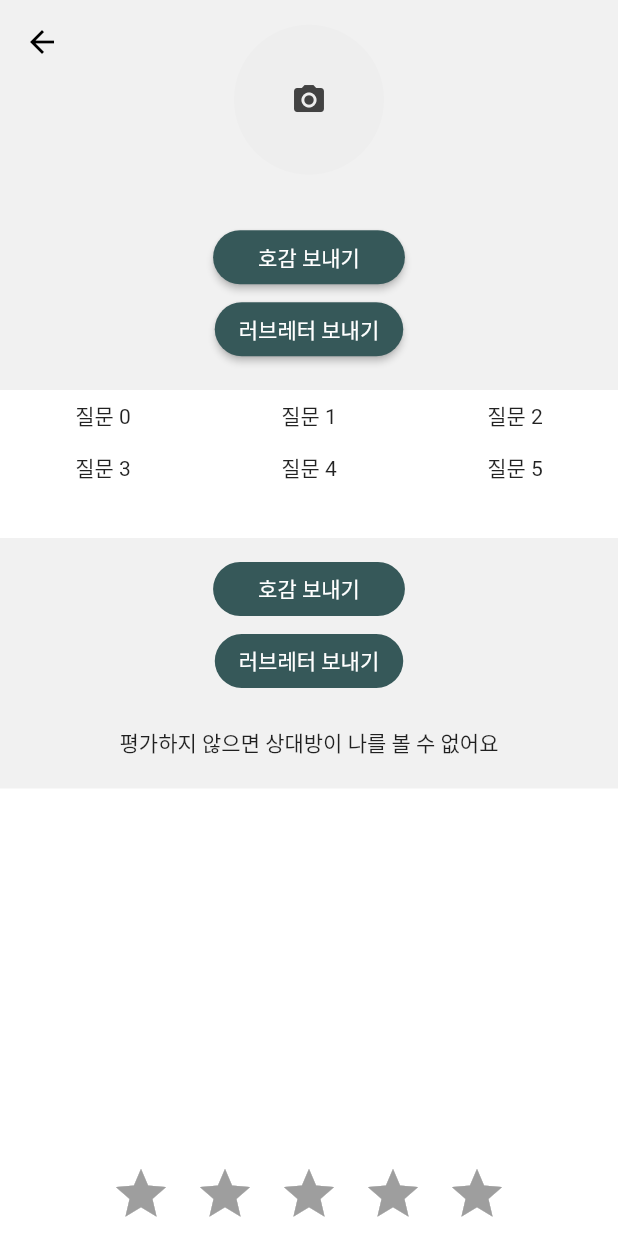
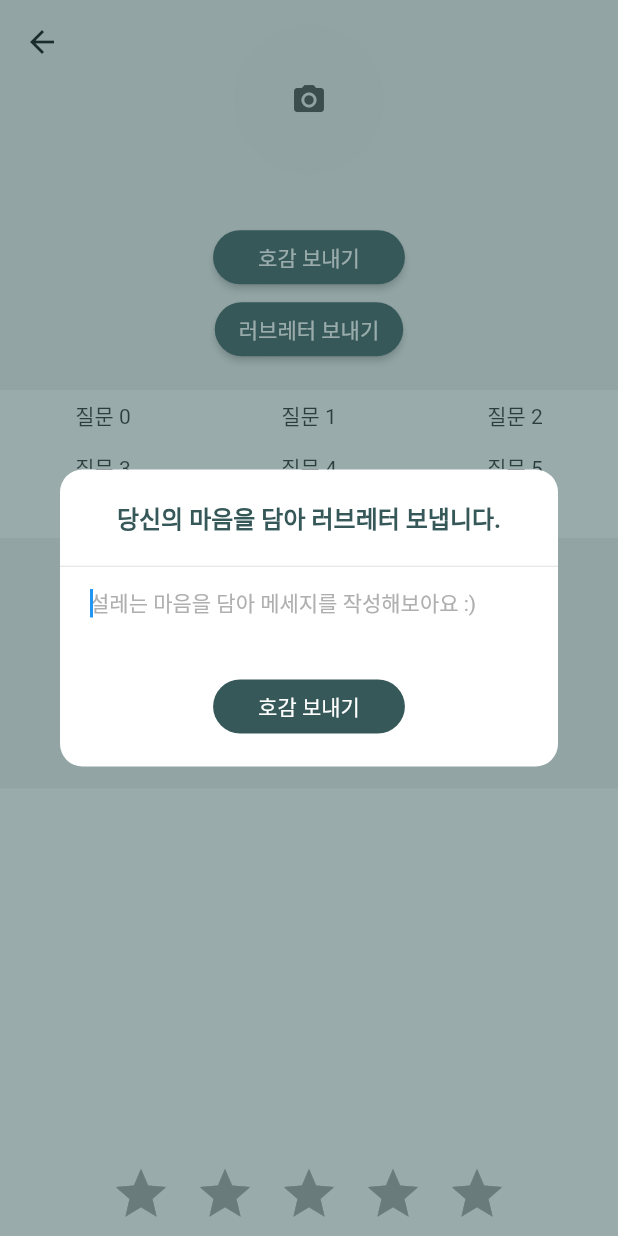
Before and after one commit to rumingda/salonde_c, a Flutter app: the Todaydetail screen opened directly with empty values, after a tap on "러브레터 보내기", on a phone screen of 412 x 824 dp. Run offline on Flutter 3.47's test engine with Material 2 defaults, Android fonts, the phone set to English and light mode, and no system bars; drawn by our look-alikes of flutter_rating_bar; our stand-ins replace cloud_firestore, email_validator, equatable, firebase_auth, firebase_core, firebase_storage and 6 more; missing offline and left inert: agora_rtc_engine, agora_rtm, agora_uikit, cloud_firestore_web, firebase_auth_web, firebase_core_web and 2 more; accounts and stored records are empty.

```diff
--- a/lib/page/screen/today_detail.dart
+++ b/lib/page/screen/today_detail.dart
@@ -95,19 +95,19 @@ class _TodaydetailState extends State<Todaydetail> {
                       ),
                       RaisedButton(
                         onPressed: () {
-                          if (update_rating > 0.0) {
+                          if (_ratingViewModel.targetDetail.value != null) {
                             showDialog(
                               barrierColor: Color(0xff365859).withOpacity(0.5),
                               context: context,
                               builder: (context) {
                                 return const CustomLoveLetter(
                                   title:
-                                      "호감을 보내고(20코인) 상대방이 수락하면 바로 연락처를 알 수 있습니다.",
+                                      "호감을 보내고 상대방이 수락하면 바로 연락처를 알 수 있습니다.",
                                   hint: "설레는 마음을 담아 메세지를 작성해보아요 :)",
                                 );
                               },
                             );
-                          } else {
+                          } else if(_ratingViewModel.targetDetail.value == null) {
                             showDialog(
                               barrierColor: Colors.black26,
                               context: context,
@@ -129,7 +129,19 @@ class _TodaydetailState extends State<Todaydetail> {
                             borderRadius: new BorderRadius.circular(30.0)),
                       ),
                       RaisedButton(
-                        onPressed: () {},
+                        onPressed: () {
+                          showDialog(
+                              barrierColor: Color(0xff365859).withOpacity(0.5),
+                              context: context,
+                              builder: (context) {
+                                return const CustomLoveLetter(
+                                  title:
+                                      "당신의 마음을 담아 러브레터 보냅니다.",
+                                  hint: "설레는 마음을 담아 메세지를 작성해보아요 :)",
+                                );
+                              },
+                            );
+                        },
                         child: Text("러브레터 보내기"),
                         color: Color(0xFF365859),
                         textColor: Colors.white,
```
Also changed, not shown: 2 other files.
